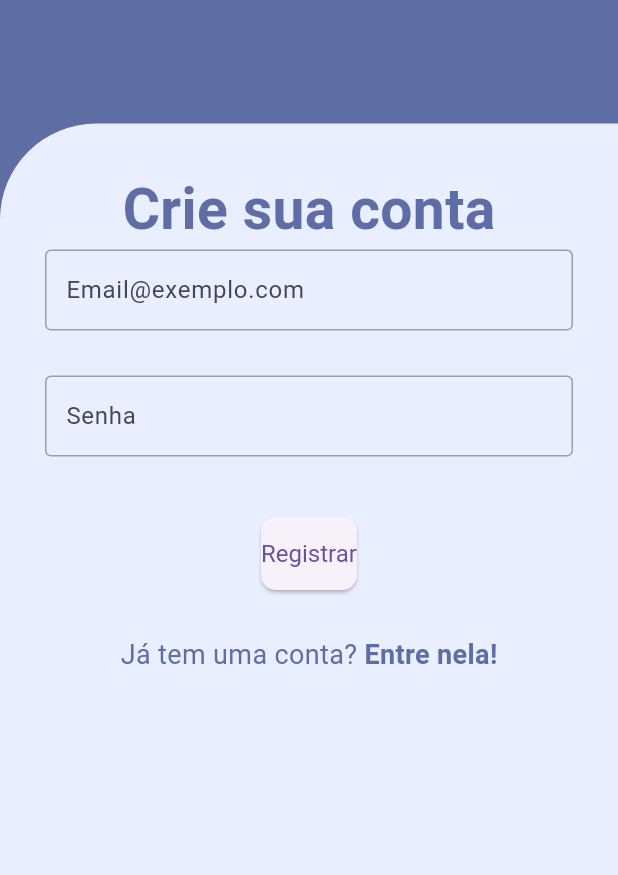
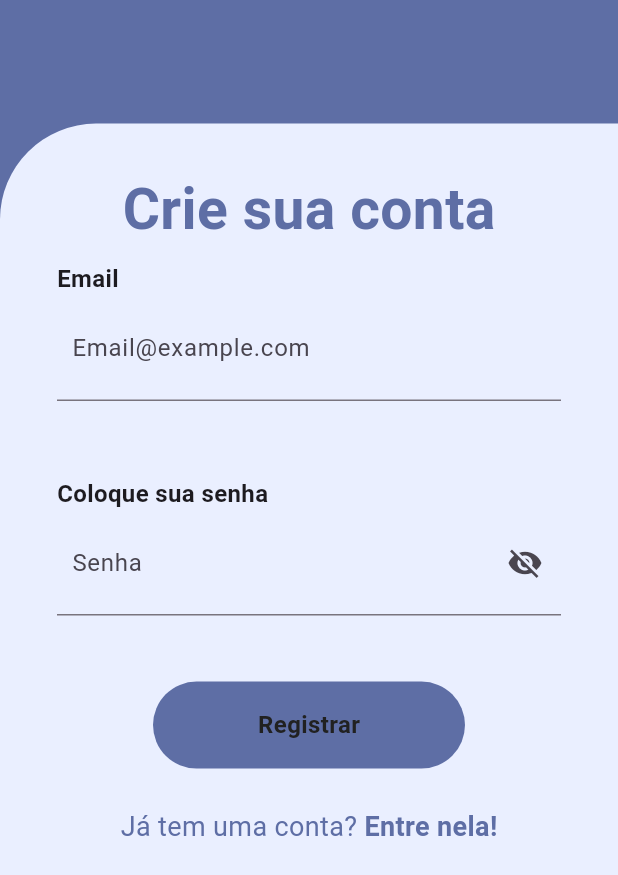
Before and after one commit to Gabs-Devs/LuzMed, a Flutter app: the screen it shows after launch, on a phone screen of 412 x 824 dp. Shown: the top 875 px of the screen. Run offline on Flutter 3.47's test engine with Material 3 defaults, Android fonts, the phone set to English and light mode, and no system bars; our stand-ins replace firebase_auth, firebase_core, google_nav_bar; accounts and stored records are empty.

Commit message:
Widgets
Creation of widgets for easy usage

```diff
--- a/lib/main.dart
+++ b/lib/main.dart
@@ -2,6 +2,7 @@ import 'package:flutter/material.dart';
 import 'package:luzmed/firebase_options.dart';
 import 'package:luzmed/views/SignIn.dart';
 import 'package:firebase_core/firebase_core.dart';
+import 'package:luzmed/views/select.dart';
 
 
 Future<void> main() async {
--- a/lib/notes.txt
+++ /dev/null
@@ -1,12 +0,0 @@
-codigo de login do firebase:
-void _registerUser(BuildContext) async {
-    try {
-      UserCredential userCredential =
-          await FirebaseAuth.instance.createUserWithEmailAndPassword(
-        email: emailController.text,
-        password: passwordController.text,
-      );
-    } catch (e) {
-      print("Error: $e");
-    }
-}
--- a/lib/views/SignIn.dart
+++ b/lib/views/SignIn.dart
@@ -1,5 +1,8 @@
 import 'package:flutter/material.dart';
 import 'package:luzmed/views/home_page.dart';
+import 'package:luzmed/views/widgets/btn.dart';
+import 'package:luzmed/views/widgets/inputEmail.dart';
+import 'package:luzmed/views/widgets/inputPswrd.dart';
 import './login.dart';
 import 'package:firebase_auth/firebase_auth.dart';
 
@@ -61,55 +64,21 @@ class SignIn extends StatelessWidget {
                       ),
                       Column(
                         children: [
-                          TextField(
+                          InputWidgetEmail(
+                            emailLabelText: "Email",
+                            emailHintText: "Email@example.com",
                             controller: emailController,
-                            decoration: InputDecoration(
-                              labelText: 'Email@exemplo.com',
-                              border: OutlineInputBorder(),
-                              focusedBorder: OutlineInputBorder(
-                                borderSide: BorderSide(
-                                    color: Theme.of(context).primaryColor,
-                                    width: 2.0),
-                              ),
-                              enabledBorder: OutlineInputBorder(
-                                borderSide:
-                                    BorderSide(color: Colors.grey, width: 1.0),
-                              ),
-                              contentPadding: const EdgeInsets.symmetric(
-                                  vertical: 15, horizontal: 10),
-                            ),
                           ),
                           const SizedBox(height: 30),
-                          TextField(
+                          InputWidgetPswrd(
+                            passwordHintText: "Senha",
+                            passwordLabelText: "Coloque sua senha",
                             controller: passwordController,
-                            decoration: InputDecoration(
-                              labelText: 'Senha',
-                              border: OutlineInputBorder(),
-                              focusedBorder: OutlineInputBorder(
-                                borderSide: BorderSide(
-                                    color: Theme.of(context).primaryColor,
-                                    width: 2.0),
-                              ),
-                              enabledBorder: OutlineInputBorder(
-                                borderSide:
-                                    BorderSide(color: Colors.grey, width: 1.0),
-                              ),
-                              contentPadding: const EdgeInsets.symmetric(
-                                  vertical: 15, horizontal: 10),
-                            ),
-                            obscureText: true,
                           ),
                           const SizedBox(height: 40),
-                          ElevatedButton(
+                          AnimatedButton(
+                            buttonText: 'Registrar',
                             onPressed: () => _registerUser (context),
-                            child: const Text('Registrar'),
-                            style: ElevatedButton.styleFrom(
-                              padding: const EdgeInsets.symmetric(vertical: 15),
-                              textStyle: const TextStyle(fontSize: 16),
-                              shape: RoundedRectangleBorder(
-                                borderRadius: BorderRadius.circular(10),
-                              ),
-                            ),
                           ),
                           const SizedBox(
                             height: 30,
--- /dev/null
+++ b/lib/views/select.dart
@@ -0,0 +1,67 @@
+
+import 'package:flutter/material.dart';
+import 'package:flutter/rendering.dart';
+
+class select_screen extends StatefulWidget {
+  const select_screen({super.key});
+
+  @override
+  State<select_screen> createState() => _select_screenState();
+}
+
+class _select_screenState extends State<select_screen> {
+  @override
+  Widget build(BuildContext context) {
+    return Scaffold(
+      backgroundColor: const Color.fromRGBO(94, 110, 165, 4),
+      body: Column(
+        children: [
+          Container(
+            width: MediaQuery.of(context).size.width,
+            height: MediaQuery.of(context).size.height * 0.15,
+            decoration: const BoxDecoration(
+              color: Color.fromRGBO(94, 110, 165, 50),
+            ),
+          ),
+          Expanded(
+            child: Container(
+              padding: const EdgeInsets.symmetric(horizontal: 30, vertical: 30),
+            decoration: const BoxDecoration(
+              color: Color.fromRGBO(234, 239, 255, 20),
+              borderRadius: BorderRadius.only(
+                topLeft: Radius.circular(64),
+                topRight: Radius.circular(64)
+              ),
+            ),
+            child: SafeArea(
+              top: false,
+              child: SingleChildScrollView(
+                physics: const BouncingScrollPhysics(),
+                child: Column(
+                  children: [
+                      Text(
+                        "Bem vindo!",
+                        style: TextStyle(
+                            fontSize: 38,
+                            color: Color.fromRGBO(94, 110, 165, 50),
+                            fontWeight: FontWeight.bold),
+                      ),
+                      Text(
+                        "Você é",
+                        style: TextStyle(
+                            fontSize: 23.48,
+                            color: Color.fromRGBO(94, 110, 165, 50),
+                            fontWeight: FontWeight.bold),
+                      ),
+
+                  ],
+                ),
+              )
+            ),
+            )
+          )
+        ],
+      ),
+    );
+  }
+}
--- /dev/null
+++ b/lib/views/widgets/btn.dart
@@ -0,0 +1,90 @@
+import 'package:flutter/material.dart';
+
+class AnimatedButton extends StatefulWidget {
+  final String buttonText;
+  final VoidCallback onPressed;
+
+  const AnimatedButton({
+    Key? key,
+    required this.buttonText,
+    required this.onPressed,
+  }) : super(key: key);
+
+  @override
+  _AnimatedButtonState createState() => _AnimatedButtonState();
+}
+
+class _AnimatedButtonState extends State<AnimatedButton> with SingleTickerProviderStateMixin {
+  late AnimationController _controller;
+  late Animation<double> _scaleAnimation;
+
+  @override
+  void initState() {
+    super.initState();
+    _controller = AnimationController(
+      duration: const Duration(milliseconds: 200),
+      vsync: this,
+    );
+    _scaleAnimation = Tween<double>(begin: 1.0, end: 0.9).animate(_controller);
+  }
+
+  @override
+  void dispose() {
+    _controller.dispose();
+    super.dispose();
+  }
+
+  void _onTapDown(TapDownDetails details) {
+    _controller.forward();
+  }
+
+  void _onTapUp(TapUpDetails details) {
+    _controller.reverse();
+    widget.onPressed();
+  }
+
+  void _onTapCancel() {
+    _controller.reverse();
+  }
+
+  @override
+  Widget build(BuildContext context) {
+    return GestureDetector(
+      onTapDown: _onTapDown,
+      onTapUp: _onTapUp,
+      onTapCancel: _onTapCancel,
+      child: AnimatedBuilder(
+        animation: _controller,
+        builder: (context, child) {
+          return Transform.scale(
+            scale: _scaleAnimation.value,
+            child: Container(
+              width: 200,
+              height: 50,
+              decoration: BoxDecoration(
+                border: Border.all(width: 4, color: Colors.transparent),
+                borderRadius: BorderRadius.circular(100),
+                boxShadow: _controller.value == 1
+                    ? []
+                    : [const BoxShadow(
+                        color: Color.fromRGBO(94, 110, 165, 50),
+                        spreadRadius: 4,
+                      )],
+              ),
+              child: Center(
+                child: Text(
+                  widget.buttonText,
+                  style: TextStyle(
+                    fontSize: 16,
+                    fontWeight: FontWeight.bold,
+                    color: _controller.value == 1 ? const Color(0xff1f387e) : const Color(0xff212121),
+                  ),
+                ),
+              ),
+            ),
+          );
+        },
+      ),
+    );
+  }
+}
--- /dev/null
+++ b/lib/views/widgets/inputEmail.dart
@@ -0,0 +1,61 @@
+import 'package:flutter/material.dart';
+
+class InputWidgetEmail extends StatefulWidget {
+  final String emailLabelText;
+  final String emailHintText;
+  final TextEditingController? controller;
+
+  const InputWidgetEmail({
+    super.key,
+    this.emailLabelText = "Email",
+    this.emailHintText = "Coloque seu email",
+    this.controller,
+  });
+
+  @override
+  _InputWidgetEmailState createState() => _InputWidgetEmailState();
+}
+
+class _InputWidgetEmailState extends State<InputWidgetEmail> {
+  @override
+  Widget build(BuildContext context) {
+    bool isEmailRequired = widget.emailLabelText.isNotEmpty;
+
+    return Container(
+      padding: const EdgeInsets.all(8),
+      decoration: const BoxDecoration(
+        color: Color.fromRGBO(234, 239, 255, 20),
+        borderRadius: BorderRadius.all(Radius.circular(20)),
+      ),
+      child: Column(
+        crossAxisAlignment: CrossAxisAlignment.start,
+        children: [
+          _buildEmailInput(widget.emailLabelText, widget.emailHintText, isEmailRequired),
+          const SizedBox(height: 2),
+        ],
+      ),
+    );
+  }
+
+  Widget _buildEmailInput(String labelText, String hintText, bool isRequired) {
+    return Column(
+      crossAxisAlignment: CrossAxisAlignment.start,
+      children: [
+        Text(
+          labelText,
+          style: TextStyle(
+            fontSize: 16,
+            fontWeight: isRequired ? FontWeight.bold : FontWeight.normal,
+          ),
+        ),
+        TextField(
+          controller: widget.controller,
+          decoration: InputDecoration(
+            labelText: hintText,
+            contentPadding: const EdgeInsets.symmetric(vertical: 15, horizontal: 10),
+          ),
+        ),
+      ],
+    );
+  }
+}
--- /dev/null
+++ b/lib/views/widgets/inputPswrd.dart
@@ -0,0 +1,74 @@
+import 'package:flutter/material.dart';
+
+class InputWidgetPswrd extends StatefulWidget {
+  final String passwordLabelText;
+  final String passwordHintText;
+  final TextEditingController? controller;
+
+  const InputWidgetPswrd({
+    super.key,
+    this.passwordLabelText = "Senha",
+    this.passwordHintText = "Coloque sua senha",
+    this.controller,
+  });
+
+  @override
+  _InputWidgetPswrdState createState() => _InputWidgetPswrdState();
+}
+
+class _InputWidgetPswrdState extends State<InputWidgetPswrd> {
+  bool _isPasswordVisible = false;
+
+  @override
+  Widget build(BuildContext context) {
+    bool isPasswordRequired = widget.passwordLabelText.isNotEmpty;
+
+    return Container(
+      padding: const EdgeInsets.all(8),
+      decoration: const BoxDecoration(
+        color: Color.fromRGBO(234, 239, 255, 20),
+        borderRadius: BorderRadius.all(Radius.circular(20)),
+      ),
+      child: Column(
+        crossAxisAlignment: CrossAxisAlignment.start,
+        children: [
+          const SizedBox(height: 2),
+          _buildPasswordInput(widget.passwordLabelText, widget.passwordHintText, isPasswordRequired),
+        ],
+      ),
+    );
+  }
+
+  Widget _buildPasswordInput(String labelText, String hintText, bool isRequired) {
+    return Column(
+      crossAxisAlignment: CrossAxisAlignment.start,
+      children: [
+        Text(
+          labelText,
+          style: TextStyle(
+            fontSize: 16,
+            fontWeight: isRequired ? FontWeight.bold : FontWeight.normal,
+          ),
+        ),
+        TextField(
+          controller: widget.controller,
+          obscureText: !_isPasswordVisible,
+          decoration: InputDecoration(
+            labelText: hintText,
+            contentPadding: const EdgeInsets.symmetric(vertical: 15, horizontal: 10),
+            suffixIcon: IconButton(
+              icon: Icon(
+                _isPasswordVisible ? Icons.visibility : Icons.visibility_off,
+              ),
+              onPressed: () {
+                setState(() {
+                  _isPasswordVisible = !_isPasswordVisible;
+                });
+              },
+            ),
+          ),
+        ),
+      ],
+    );
+  }
+}
```
